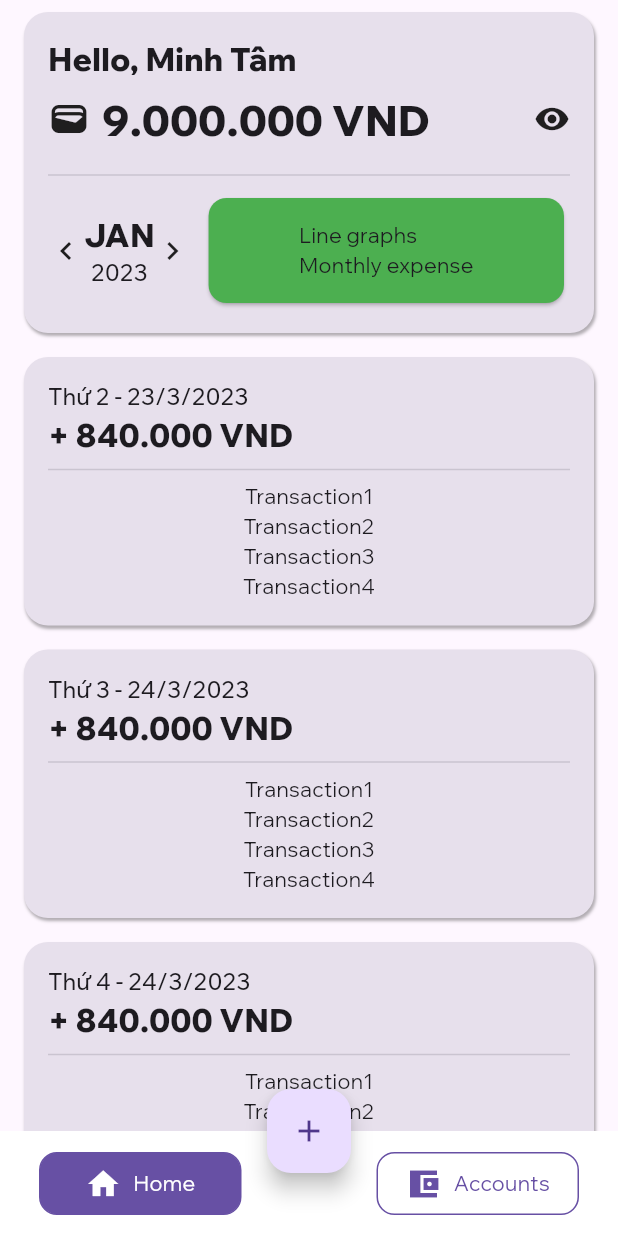
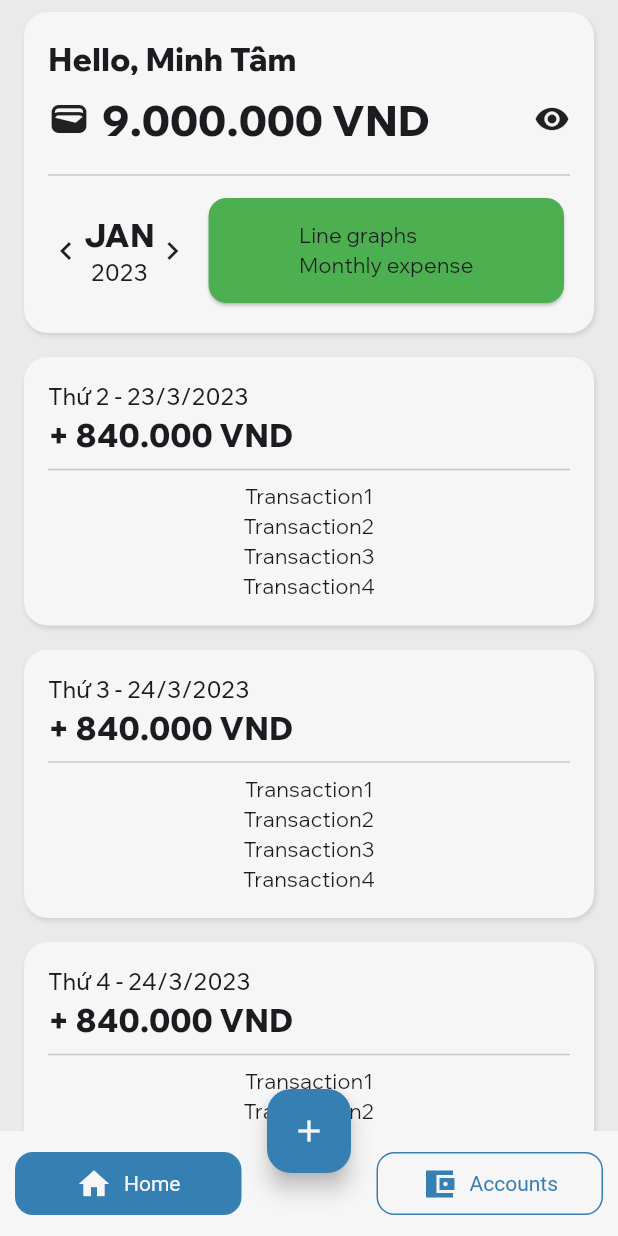
Before and after one commit to minhtaama/money-tracker, a Flutter app: the screen it shows after launch, on a phone screen of 412 x 824 dp. Run offline on Flutter 3.47's test engine with Material 2 defaults, Android fonts, the phone set to English and light mode, and no system bars; our stand-ins replace flutter_riverpod, go_router; missing offline and left inert: snap_scroll_physics; generated files the repository leaves out were written again.

Commit message:
add app_theme and change project structure

```diff
--- a/lib/main.dart
+++ b/lib/main.dart
@@ -2,8 +2,9 @@ import 'package:flutter/material.dart';
 import 'package:flutter_gen/gen_l10n/app_localizations.dart';
 import 'package:flutter_web_plugins/url_strategy.dart'; // need to add to pubspec.yaml as a dependency
 import 'package:money_tracker_app/src/routing/app_router.dart';
-import 'package:flutter_localizations/flutter_localizations.dart';
 import 'package:flutter_riverpod/flutter_riverpod.dart';
+import 'package:money_tracker_app/src/theming/app_colors.dart';
+import 'package:money_tracker_app/src/theming/app_theme.dart';
 
 void main() async {
   usePathUrlStrategy(); //remove # character in web link
@@ -15,16 +16,18 @@ class MoneyTrackerApp extends StatelessWidget {
 
   @override
   Widget build(BuildContext context) {
-    return MaterialApp.router(
-      restorationScopeId: 'app',
-      localizationsDelegates: AppLocalizations.localizationsDelegates,
-      supportedLocales: AppLocalizations.supportedLocales,
-      routerConfig: goRouter,
-      theme:
-          ThemeData(brightness: Brightness.light, useMaterial3: true, fontFamily: 'WixMadeforDisplay'),
-      darkTheme:
-          ThemeData(brightness: Brightness.dark, useMaterial3: true, fontFamily: 'WixMadeforDisplay'),
-      themeMode: ThemeMode.light, //TODO: Implement Theme
+    return AppTheme(
+      data: AppThemeData.defaultWithSwatch(AppColors.redBlue),
+      child: MaterialApp.router(
+        restorationScopeId: 'app',
+        localizationsDelegates: AppLocalizations.localizationsDelegates,
+        supportedLocales: AppLocalizations.supportedLocales,
+        routerConfig: goRouter,
+        theme: ThemeData(
+          useMaterial3: true,
+          fontFamily: 'WixMadeforDisplay',
+        ),
+      ),
     );
   }
 }
--- a/lib/src/common_widgets/card_item.dart
+++ b/lib/src/common_widgets/card_item.dart
@@ -1,4 +1,5 @@
 import 'package:flutter/material.dart';
+import '../theming/app_theme.dart';
 
 class CardItem extends StatelessWidget {
   const CardItem({Key? key, required this.child, this.color}) : super(key: key);
@@ -15,10 +16,10 @@ class CardItem extends StatelessWidget {
         ),
         width: double.infinity,
         decoration: BoxDecoration(
-          color: color ?? Theme.of(context).colorScheme.surfaceVariant,
+          color: color ?? AppTheme.of(context).background2,
           borderRadius: BorderRadius.circular(16),
           boxShadow: [
-            BoxShadow(color: Colors.black.withOpacity(0.3), blurRadius: 1, offset: const Offset(1, 2)),
+            BoxShadow(color: Colors.black.withOpacity(0.1), blurRadius: 2, offset: const Offset(1, 2)),
           ],
         ),
         child: Padding(
--- a/lib/src/features/tab_page/presentation/tab_accounts/accounts_screen.dart
+++ b/lib/src/features/accounts/presentation/accounts_screen.dart
@@ -1,5 +1,5 @@
 import 'package:flutter/material.dart';
-import 'package:money_tracker_app/src/features/tab_page/presentation/custom_tab_page/custom_tab_page.dart';
+import 'package:money_tracker_app/src/features/custom_tab_page/presentation/custom_tab_page.dart';
 
 class AccountsScreen extends StatelessWidget {
   const AccountsScreen({Key? key}) : super(key: key);
--- a/lib/src/features/navigation_bar/presentation/bottom_app_bar/bottom_app_bar_with_fab.dart
+++ b/lib/src/features/custom_navigation_bar/presentation/bottom_app_bar/bottom_app_bar_with_fab.dart
@@ -1,7 +1,8 @@
 import 'package:flutter/material.dart';
 import 'package:flutter_riverpod/flutter_riverpod.dart';
-import 'package:money_tracker_app/src/features/navigation_bar/presentation/bottom_app_bar/tab_button.dart';
-import 'package:money_tracker_app/src/features/tab_page/presentation/custom_tab_page/custom_tab_page_controller.dart';
+import 'package:money_tracker_app/src/features/custom_navigation_bar/presentation/bottom_app_bar/tab_button.dart';
+import 'package:money_tracker_app/src/features/custom_tab_page/presentation/custom_tab_page_controller.dart';
+import 'package:money_tracker_app/src/theming/app_theme.dart';
 import 'package:money_tracker_app/src/utils/constants.dart';
 
 //This class is used as element in `items` list of BottomAppBarWithFAB
@@ -54,7 +55,7 @@ class _BottomAppBarWithFABState extends ConsumerState<BottomAppBarWithFAB> {
     List<Widget> buttons = List.generate(widget.items.length, (index) {
       bool isSelected = _selectedIndex == index;
       return TabButton(
-        backgroundColor: Theme.of(context).colorScheme.primary, //TODO: Implement Theme
+        backgroundColor: AppTheme.of(context).secondary,
         index: index,
         onTap: _updateIndex,
         isLeft: index < widget.items.length / 2,
@@ -66,8 +67,12 @@ class _BottomAppBarWithFABState extends ConsumerState<BottomAppBarWithFAB> {
     return AnimatedContainer(
       duration: kNavBarDuration,
       height: bottomAppBarHeight,
+      child: Theme(
+        data: ThemeData(useMaterial3: false),
         child: BottomAppBar(
-        color: Colors.white, //TODO: Hardnumber
+          color: AppTheme.of(context).background3, //TODO: Hardnumber
+          surfaceTintColor: null,
+          elevation: 0,
           child: AnimatedOpacity(
             opacity: isNavBarGoUp ? 1 : 0,
             duration: kNavBarDuration,
@@ -79,6 +84,7 @@ class _BottomAppBarWithFABState extends ConsumerState<BottomAppBarWithFAB> {
             ),
           ),
         ),
+      ),
     );
   }
 }
--- a/lib/src/features/navigation_bar/presentation/bottom_app_bar/custom_fab.dart
+++ b/lib/src/features/custom_navigation_bar/presentation/bottom_app_bar/custom_fab.dart
@@ -1,4 +1,5 @@
 import 'package:flutter/material.dart';
+import 'package:money_tracker_app/src/theming/app_theme.dart';
 import 'package:money_tracker_app/src/utils/constants.dart';
 
 class FABItem {
@@ -31,8 +32,9 @@ class _FABOverlayButton extends StatelessWidget {
       height: height,
       decoration: BoxDecoration(
         color: color,
-          borderRadius: BorderRadius.circular(16),
-          boxShadow: [BoxShadow(color: Colors.black.withAlpha(100), blurRadius: 30)]),
+        borderRadius: BorderRadius.circular(100),
+        boxShadow: [BoxShadow(color: Colors.black.withAlpha(100), blurRadius: 30)],
+      ),
       child: Column(
         mainAxisAlignment: MainAxisAlignment.center,
         mainAxisSize: MainAxisSize.max,
@@ -84,10 +86,7 @@ class _CustomFloatingActionButtonState extends State<CustomFloatingActionButton>
     overlayBoxHeight = MediaQuery.of(context).size.height / 5;
 
     _widgets = List.generate(widget.items.length, (index) {
-      return Expanded(
-        child: Padding(
-          padding: const EdgeInsets.symmetric(horizontal: 16.0),
-          child: Column(
+      return Column(
         //This is how the overlay buttons is aligned.
         mainAxisAlignment: index == 0 || index == widget.items.length - 1
             ? MainAxisAlignment.end
@@ -99,12 +98,10 @@ class _CustomFloatingActionButtonState extends State<CustomFloatingActionButton>
               icon: widget.items[index].icon,
               label: widget.items[index].label,
               color: widget.items[index].color,
-                  height: overlayBoxHeight / 1.7,
+              height: overlayBoxHeight / 2,
             ),
           ),
         ],
-          ),
-        ),
       );
     });
     super.didChangeDependencies();
@@ -147,7 +144,7 @@ class _CustomFloatingActionButtonState extends State<CustomFloatingActionButton>
                     //color: Colors.deepOrangeAccent,
                     child: Row(
                       mainAxisSize: MainAxisSize.max,
-                      mainAxisAlignment: MainAxisAlignment.spaceBetween,
+                      mainAxisAlignment: MainAxisAlignment.spaceAround,
                       crossAxisAlignment: CrossAxisAlignment.stretch,
                       children: _widgets,
                     ),
@@ -198,7 +195,11 @@ class _CustomFloatingActionButtonState extends State<CustomFloatingActionButton>
     return FloatingActionButton(
       key: globalKey,
       onPressed: _showOverlay,
-      child: const Icon(Icons.add),
+      backgroundColor: AppTheme.of(context).secondary,
+      child: Icon(
+        Icons.add,
+        color: AppTheme.of(context).accentNegative,
+      ),
     );
   }
 }
--- a/lib/src/features/navigation_bar/presentation/bottom_app_bar/tab_button.dart
+++ b/lib/src/features/custom_navigation_bar/presentation/bottom_app_bar/tab_button.dart
@@ -1,4 +1,5 @@
 import 'package:flutter/material.dart';
+import 'package:money_tracker_app/src/theming/app_theme.dart';
 import 'bottom_app_bar_with_fab.dart';
 
 class TabButton extends StatelessWidget {
@@ -49,13 +50,13 @@ class TabButton extends StatelessWidget {
                 children: [
                   Icon(
                     item.iconData,
-                    color: isSelected ? Colors.white : backgroundColor,
+                    color: isSelected ? AppTheme.of(context).accentNegative : backgroundColor,
                   ), //TODO: Implement Hive icon
                   const SizedBox(width: 8), //TODO: Implement Gaps
                   Text(
                     item.text,
                     style: TextStyle(
-                      color: isSelected ? Colors.white : backgroundColor,
+                      color: isSelected ? AppTheme.of(context).accentNegative : backgroundColor,
                     ),
                   ),
                 ],
--- a/lib/src/features/navigation_bar/presentation/scaffold_with_bottom_nav_bar_screen.dart
+++ b/lib/src/features/custom_navigation_bar/presentation/scaffold_with_bottom_nav_bar_screen.dart
@@ -1,8 +1,9 @@
 import 'package:flutter/material.dart';
 import 'package:go_router/go_router.dart';
-import 'package:money_tracker_app/src/features/navigation_bar/presentation/bottom_app_bar/bottom_app_bar_with_fab.dart';
-import 'package:money_tracker_app/src/features/navigation_bar/presentation/bottom_app_bar/custom_fab.dart';
-import 'package:money_tracker_app/src/features/tab_page/presentation/custom_tab_page/custom_tab_page_controller.dart';
+import 'package:money_tracker_app/src/features/custom_navigation_bar/presentation/bottom_app_bar/bottom_app_bar_with_fab.dart';
+import 'package:money_tracker_app/src/features/custom_navigation_bar/presentation/bottom_app_bar/custom_fab.dart';
+import 'package:money_tracker_app/src/features/custom_tab_page/presentation/custom_tab_page_controller.dart';
+import 'package:money_tracker_app/src/theming/app_theme.dart';
 import 'package:money_tracker_app/src/utils/extensions/app_localization_context_extension.dart';
 import 'package:money_tracker_app/src/utils/extensions/icon_extension.dart';
 import 'package:money_tracker_app/src/utils/extensions/string_extension.dart';
@@ -78,6 +79,7 @@ class _ScaffoldWithBottomNavBarState extends ConsumerState<ScaffoldWithBottomNav
           context.go(tabItems[tabIndex].path); // Change Tab
         },
       ),
+      backgroundColor: AppTheme.of(context).background,
       body: SafeArea(
         child: widget.child,
       ),
--- a/lib/src/features/tab_page/presentation/custom_tab_page/custom_tab_bar.dart
+++ b/lib/src/features/custom_tab_page/presentation/custom_tab_bar.dart
@@ -1,6 +1,6 @@
 import 'package:flutter/material.dart';
 import 'package:flutter_riverpod/flutter_riverpod.dart';
-import 'package:money_tracker_app/src/features/tab_page/presentation/custom_tab_page/custom_tab_page_controller.dart';
+import 'package:money_tracker_app/src/features/custom_tab_page/presentation/custom_tab_page_controller.dart';
 import 'package:money_tracker_app/src/utils/constants.dart';
 
 class CustomTabBar extends ConsumerWidget {
@@ -12,14 +12,11 @@ class CustomTabBar extends ConsumerWidget {
 
   double _getAppBarHeight({required bool isScrollIdle, required double pixelsOffset}) {
     double height;
-
     height = (kExtendedCustomAppBarHeight - 2 * pixelsOffset)
         .clamp(kCustomAppBarHeight, kExtendedCustomAppBarHeight);
-
     if (isScrollIdle) {
       return height > _triggerHeight ? kExtendedCustomAppBarHeight : kCustomAppBarHeight;
     }
-
     return height;
   }
 
--- a/lib/src/features/tab_page/presentation/custom_tab_page/custom_tab_page_controller.dart
+++ b/lib/src/features/custom_tab_page/presentation/custom_tab_page_controller.dart
@@ -1,5 +1,4 @@
 import 'package:flutter_riverpod/flutter_riverpod.dart';
-import 'package:money_tracker_app/src/utils/constants.dart';
 
 class CustomListViewState {
   CustomListViewState(
--- a/lib/src/features/date_time/presentation/day_card.dart
+++ b/lib/src/features/date_time/presentation/homepage_card.dart
@@ -2,8 +2,8 @@ import 'package:flutter/material.dart';
 import 'package:money_tracker_app/src/common_widgets/card_item.dart';
 import 'package:money_tracker_app/src/utils/constants.dart';
 
-class DayCard extends StatelessWidget {
-  const DayCard({Key? key, this.header, this.title, required this.child}) : super(key: key);
+class HomePageCard extends StatelessWidget {
+  const HomePageCard({Key? key, this.header, this.title, required this.child}) : super(key: key);
   final String? header;
   final String? title;
   final Widget child;
--- a/lib/src/features/tab_page/presentation/tab_home/app_bar.dart
+++ b/lib/src/features/home/presentation/app_bar.dart
@@ -1,4 +1,5 @@
 import 'package:flutter/material.dart';
+import 'package:money_tracker_app/src/theming/app_theme.dart';
 import 'package:money_tracker_app/src/utils/extensions/icon_extension.dart';
 import 'package:money_tracker_app/src/utils/extensions/string_extension.dart';
 
@@ -10,7 +11,7 @@ class ChildAppBar extends StatelessWidget {
     return GestureDetector(
       onTap: () => print('child tapped'),
       child: Container(
-        color: Theme.of(context).colorScheme.background,
+        color: AppTheme.of(context).background,
         height: double.infinity,
         child: Padding(
           padding: const EdgeInsets.symmetric(horizontal: 18.0),
--- a/lib/src/features/tab_page/presentation/tab_home/home_screen.dart
+++ b/lib/src/features/home/presentation/home_screen.dart
@@ -1,9 +1,9 @@
 import 'package:flutter/material.dart';
-import 'package:money_tracker_app/src/features/tab_page/presentation/tab_home/app_bar.dart';
-import 'package:money_tracker_app/src/features/date_time/presentation/day_card.dart';
-import 'package:money_tracker_app/src/features/tab_page/presentation/tab_home/extended_app_bar.dart';
-import '../custom_tab_page/custom_tab_page.dart';
-import '../custom_tab_page/custom_tab_bar.dart';
+import 'package:money_tracker_app/src/features/home/presentation/app_bar.dart';
+import 'package:money_tracker_app/src/features/date_time/presentation/homepage_card.dart';
+import 'package:money_tracker_app/src/features/home/presentation/extended_app_bar.dart';
+import 'package:money_tracker_app/src/features/custom_tab_page/presentation/custom_tab_page.dart';
+import 'package:money_tracker_app/src/features/custom_tab_page/presentation/custom_tab_bar.dart';
 
 class HomeScreen extends StatelessWidget {
   const HomeScreen({Key? key}) : super(key: key);
@@ -21,7 +21,7 @@ class HomeScreen extends StatelessWidget {
 }
 
 List<Widget> _coloredContainer = [
-  DayCard(
+  HomePageCard(
     header: 'Thứ 2 - 23/3/2023',
     title: '+ 840.000 VND',
     child: Column(
@@ -33,7 +33,7 @@ List<Widget> _coloredContainer = [
       ],
     ),
   ),
-  DayCard(
+  HomePageCard(
     header: 'Thứ 3 - 24/3/2023',
     title: '+ 840.000 VND',
     child: Column(
@@ -45,7 +45,7 @@ List<Widget> _coloredContainer = [
       ],
     ),
   ),
-  DayCard(
+  HomePageCard(
     header: 'Thứ 4 - 24/3/2023',
     title: '+ 840.000 VND',
     child: Column(
--- a/lib/src/routing/app_router.dart
+++ b/lib/src/routing/app_router.dart
@@ -1,8 +1,8 @@
 import 'package:flutter/cupertino.dart';
 import 'package:go_router/go_router.dart';
-import '../features/tab_page/presentation/tab_accounts/accounts_screen.dart';
-import '../features/tab_page/presentation/tab_home/home_screen.dart';
-import '../features/navigation_bar/presentation/scaffold_with_bottom_nav_bar_screen.dart';
+import '../features/accounts/presentation/accounts_screen.dart';
+import '../features/home/presentation/home_screen.dart';
+import '../features/custom_navigation_bar/presentation/scaffold_with_bottom_nav_bar_screen.dart';
 
 class RoutePath {
   static String get home => '/home';
--- /dev/null
+++ b/lib/src/theming/app_colors.dart
@@ -0,0 +1,118 @@
+import 'package:flutter/material.dart';
+
+class AppColors {
+  static const white = Color(0xFFF6F6F6);
+  static const lightestGrey = Color(0xFFEAEAEA);
+  static const lighterGrey = Color(0xFFD2D2D2);
+  static const grey = Color(0xFFA1A1A1);
+  static const darkerGrey = Color(0xFF696969);
+  static const darkestGrey = Color(0xFF424040);
+  static const black = Color(0xFF111111);
+  static const lightText = Color(0xFFC4C4C4);
+  static const darkText = Color(0xFF313131);
+
+  static final white60 = const Color(0xFFFFFFFF).withOpacity(0.6);
+  static final black20 = const Color(0xFF000000).withOpacity(0.2);
+  static final black50 = const Color(0xFF000000).withOpacity(0.5);
+
+  // Change all these below to duo colors
+  static const redBlue = [
+    Color(0xFFF66B4A),
+    Color(0xFF367FB2),
+    Color(0xFFC4563A),
+    Color(0xFF632B1D),
+    Color(0xFF6C4238),
+  ];
+
+  static const red = [
+    Color(0xFFF66B4A),
+    Color(0xFFDD6142),
+    Color(0xFFC4563A),
+    Color(0xFF632B1D),
+    Color(0xFF6C4238),
+  ];
+  static const limeGreen = [
+    Color(0xFF98BF5E),
+    Color(0xFF85A651),
+    Color(0xFF7A994B),
+    Color(0xFF3C4D25),
+    Color(0xFF525D40),
+  ];
+  static const lightBlue = [
+    Color(0xFF4091CB),
+    Color(0xFF367FB2),
+    Color(0xFF3274A3),
+    Color(0xFF193951),
+    Color(0xFF374D60),
+  ];
+  static const magenta = [
+    Color(0xFFCD4D4B),
+    Color(0xFFB44342),
+    Color(0xFFA43D3C),
+    Color(0xFF521F1E),
+    Color(0xFF613A3A),
+  ];
+  static const pink = [
+    Color(0xFFD378B8),
+    Color(0xFFBA69A2),
+    Color(0xFFA96094),
+    Color(0xFF55304A),
+    Color(0xFF63485B),
+  ];
+  static const yellow = [
+    Color(0xFFF8AA02),
+    Color(0xFFDF9802),
+    Color(0xFFC78701),
+    Color(0xFF634401),
+    Color(0xFF6D5724),
+  ];
+  static const brown = [
+    Color(0xFF936332),
+    Color(0xFF7A532A),
+    Color(0xFF754F28),
+    Color(0xFF3B2714),
+    Color(0xFF514233),
+  ];
+  static const purple = [
+    Color(0xFF9737CB),
+    Color(0xFF8832B9),
+    Color(0xFF7D2CA9),
+    Color(0xFF3F1754),
+    Color(0xFF503360),
+  ];
+  static const brightRed = [
+    Color(0xFFF10E4B),
+    Color(0xFFD90E44),
+    Color(0xFFC10A3C),
+    Color(0xFF60051E),
+    Color(0xFF6A2739),
+  ];
+  static const brightGreen = [
+    Color(0xFF7FBE1D),
+    Color(0xFF72AA1C),
+    Color(0xFF6A9C1A),
+    Color(0xFF344F0D),
+    Color(0xFF485B2B),
+  ];
+  static const aqua = [
+    Color(0xFF2DADA5),
+    Color(0xFF279993),
+    Color(0xFF268F88),
+    Color(0xFF144744),
+    Color(0xFF305654),
+  ];
+
+  static final List<List<Color>> allSwatches = [
+    red,
+    limeGreen,
+    lightBlue,
+    magenta,
+    pink,
+    yellow,
+    brown,
+    purple,
+    brightRed,
+    brightGreen,
+    aqua,
+  ];
+}
--- /dev/null
+++ b/lib/src/theming/app_theme.dart
@@ -0,0 +1,115 @@
+import 'package:flutter/material.dart';
+import 'package:flutter/services.dart';
+import 'app_colors.dart';
+
+class AppThemeData {
+  final Color primary;
+  final Color secondary; // TabButton, FAB-Background
+  final Color accent;
+  final Color accentNegative; // TabButton Text, FAB Icon
+  final Color background; // Scaffold, ChildAppBar
+  final Color background2; // CardItem
+  final Color background3; // BottomAppBar
+  final Color placeholder2;
+  final Color placeholder3;
+  final SystemUiOverlayStyle overlayStyle;
+
+  AppThemeData({
+    required this.primary,
+    required this.secondary,
+    required this.accent,
+    required this.accentNegative,
+    required this.background,
+    required this.background2,
+    required this.background3,
+    required this.placeholder2,
+    required this.placeholder3,
+    required this.overlayStyle,
+  });
+
+  factory AppThemeData.defaultWithSwatch(List<Color> swatch) {
+    return AppThemeData(
+      primary: swatch[0],
+      secondary: swatch[1],
+      accent: AppColors.darkestGrey,
+      accentNegative: AppColors.white,
+      background: AppColors.lightestGrey,
+      background2: AppColors.white,
+      background3: AppColors.white,
+      placeholder2: AppColors.white60,
+      placeholder3: swatch[3],
+      overlayStyle: SystemUiOverlayStyle.light,
+    );
+  }
+
+  static AppThemeData lerp(AppThemeData a, AppThemeData b, double t) {
+    final overlayStyle = t < 0.5 ? a.overlayStyle : b.overlayStyle;
+    return AppThemeData(
+      primary: Color.lerp(a.primary, b.primary, t)!,
+      secondary: Color.lerp(a.secondary, b.secondary, t)!,
+      accent: Color.lerp(a.accent, b.accent, t)!,
+      accentNegative: Color.lerp(a.accentNegative, b.accentNegative, t)!,
+      background: Color.lerp(a.background, b.background, t)!,
+      background2: Color.lerp(a.background2, b.background2, t)!,
+      background3: Color.lerp(a.background3, b.background3, t)!,
+      placeholder2: Color.lerp(a.placeholder2, b.placeholder2, t)!,
+      placeholder3: Color.lerp(a.placeholder3, b.placeholder3, t)!,
+      overlayStyle: overlayStyle,
+    );
+  }
+}
+
+// Class for reading AppThemeData via InheritedWidget
+class AppTheme extends InheritedWidget {
+  const AppTheme({
+    Key? key,
+    required this.data,
+    required Widget child,
+  }) : super(key: key, child: child);
+
+  final AppThemeData data;
+
+  static AppThemeData of(BuildContext context) {
+    final theme = context.dependOnInheritedWidgetOfExactType<AppTheme>();
+    if (theme != null) {
+      return theme.data;
+    } else {
+      throw StateError('Could not find ancestor widget of type `AppTheme`');
+    }
+  }
+
+  @override
+  bool updateShouldNotify(AppTheme oldWidget) => data != oldWidget.data;
+}
+
+// class AppThemeVariants {
+//   AppThemeVariants(List<Color> swatch)
+//       : themes = [
+//           AppThemeData(
+//             primary: AppColors.white,
+//             secondary: AppColors.lightestGrey,
+//             accent: swatch[0],
+//             accentNegative: AppColors.white,
+//             background: AppColors.lighterGrey,
+//             background2: AppColors.white,
+//             primaryNegative: swatch[0],
+//             placeholder2: swatch[0],
+//             placeholder3: AppColors.darkText,
+//             overlayStyle: SystemUiOverlayStyle.dark,
+//           ),
+//           AppThemeData(
+//             primary: AppColors.black,
+//             secondary: AppColors.darkestGrey,
+//             accent: swatch[0],
+//             accentNegative: AppColors.white,
+//             background: AppColors.darkerGrey,
+//             background2: AppColors.white,
+//             primaryNegative: AppColors.white,
+//             placeholder2: AppColors.white,
+//             placeholder3: AppColors.lightText,
+//             overlayStyle: SystemUiOverlayStyle.light,
+//           ),
+//         ];
+//
+//   final List<AppThemeData> themes;
+// }
```
Also changed, not shown: lib/src/features/custom_tab_page/presentation/custom_tab_page.dart (renamed from lib/src/features/tab_page/presentation/custom_tab_page/custom_tab_page.dart, +2 -13 lines), lib/src/features/home/presentation/extended_app_bar.dart (renamed from lib/src/features/tab_page/presentation/tab_home/extended_app_bar.dart). Lines whose indentation alone changed are shown as unchanged.
